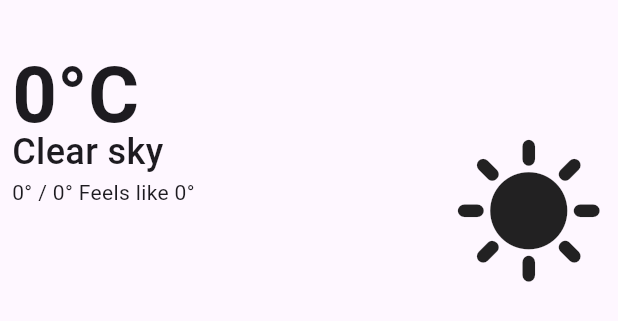
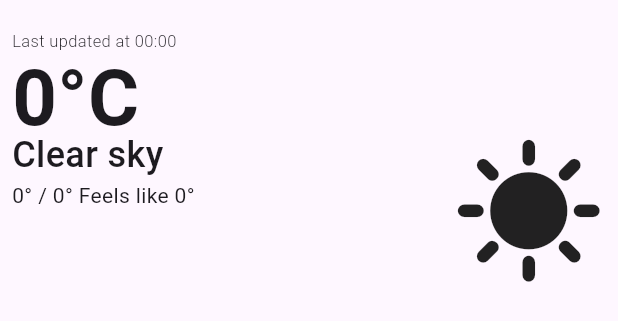
Before and after one commit to C4lopsitta/weather_app, a Flutter app: the WeatherHeader widget shown alone on an empty page, opened directly with empty values, on a phone screen of 412 x 824 dp. Shown: the top 321 px of the screen. Run offline on Flutter 3.47's test engine with Material 3 defaults, Android fonts, the phone set to English and light mode, and no system bars; our stand-ins replace location.

```diff
--- a/lib/components/weather_header.dart
+++ b/lib/components/weather_header.dart
@@ -1,6 +1,8 @@
 import 'dart:ui';
 import 'package:flutter/cupertino.dart';
 import 'package:flutter/material.dart';
+import 'package:flutter/painting.dart';
+import 'package:intl/intl.dart';
 import 'package:weather_app/forecast/weather_translator.dart';
 
 class WeatherHeader extends StatefulWidget {
@@ -12,7 +14,8 @@ class WeatherHeader extends StatefulWidget {
     required this.maxTemp,
     required this.perceivedTemp,
     required this.status,
-    this.cityFromGPS = false
+    this.cityFromGPS = false,
+    this.lastUpdate
   });
 
   bool cityFromGPS = false;
@@ -22,6 +25,7 @@ class WeatherHeader extends StatefulWidget {
   double maxTemp;
   double minTemp;
   double perceivedTemp;
+  DateTime? lastUpdate;
 
   @override
   State<StatefulWidget> createState() => _WeatherHeader();
@@ -36,6 +40,9 @@ class _WeatherHeader extends State<WeatherHeader> {
   TextStyle city = const TextStyle(fontSize: 18);
   TextStyle description = const TextStyle(fontSize: 24, fontWeight: FontWeight.w500);
   TextStyle temperature = const TextStyle(fontSize: 52, fontWeight: FontWeight.w600);
+  TextStyle updatedStyle = const TextStyle(fontSize: 11, fontWeight: FontWeight.w300, height: 0.2);
+
+  DateFormat formatter = DateFormat.Hm();
 
   @override
   Widget build(BuildContext context) {
@@ -55,6 +62,7 @@ class _WeatherHeader extends State<WeatherHeader> {
             mainAxisSize: MainAxisSize.min,
             children: [
               Text(widget.city ?? "Wadafak", style: city),
+              Text("Last updated at ${formatter.format(widget.lastUpdate ?? DateTime.parse("1970-01-01"))}", style: updatedStyle),
               Text("${widget.temperature.round()}°C", style: temperature),
               Baseline(
                 baseline: 10,
--- a/lib/main.dart
+++ b/lib/main.dart
@@ -1,5 +1,5 @@
 import 'package:flutter/material.dart';
-import 'package:weather_app/apis/Weather_api.dart';
+import 'package:weather_app/apis/weather_api.dart';
 import 'package:weather_app/pages/current_weather.dart';
 import 'package:weather_app/pages/historical_weather.dart';
 import 'package:weather_app/pages/settings.dart';
--- /dev/null
+++ b/lib/preferences_storage.dart
@@ -0,0 +1,3 @@
+// What this will become
+// Sooner or later, an autosave of the last loaded API results, city and relative
+// call time will be added through the Local Preferences Storage API.
```
Also changed, not shown: lib/pages/current_weather.dart (+5 -2 lines), lib/apis/historical_weather.dart (renamed from lib/apis/HistoricalWeather.dart), lib/apis/weather_api.dart (renamed from lib/apis/Weather_api.dart).
